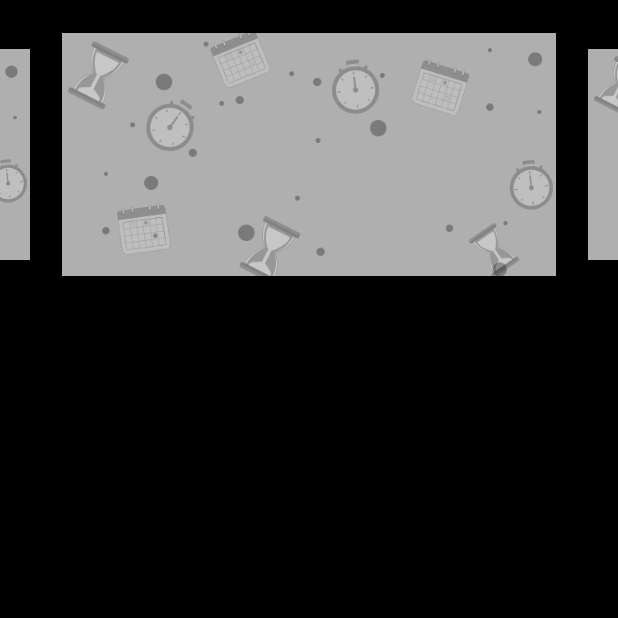
After one commit to MostafaKhalile/Mobile, a Flutter app: the BranchProfile screen opened by its route, on a phone screen of 412 x 824 dp, the top half of it. The commit adds this screen. Run offline on Flutter 3.47's test engine with Material 2 defaults, Android fonts, the phone set to English and light mode, and no system bars; drawn by our look-alikes of carousel_slider; our stand-ins replace bloc, curved_navigation_bar, equatable, flutter_bloc, flutter_svg, material_floating_search_bar and 3 more; missing offline and left inert: flutter_verification_code; accounts and stored records are empty; project files that could hold a hidden picture were left out.

Commit message:
branch gallery slider

```diff
--- a/lib/route_generator.dart
+++ b/lib/route_generator.dart
@@ -2,6 +2,8 @@ import 'package:flutter/cupertino.dart';
 import 'package:flutter/material.dart';
 import 'package:page_transition/page_transition.dart';
 import 'package:techtime/screens/Client/CompanyProfile/company_profile.dart';
+import 'package:techtime/screens/Client/branchProfile/branch_profile.dart';
+import 'package:techtime/widgets/core/gallery_view.dart';
 
 import 'screens/Client/Categories/client_categories_screen.dart';
 import 'screens/Client/CategoryCompanies/category_companies.dart';
@@ -73,6 +75,16 @@ class RouteGenerator {
             company: args,
           ),
         );
+      case BranchProfile.routeName:
+        return CupertinoPageRoute(
+          fullscreenDialog: true,
+          builder: (_) => BranchProfile(),
+        );
+      case GalleryView.routeName:
+        return CupertinoPageRoute(
+          fullscreenDialog: true,
+          builder: (_) => GalleryView(),
+        );
 
       default:
         // If there is no such named route in the switch statement, e.g. /third
--- a/lib/screens/Client/CompanyProfile/company_profile.dart
+++ b/lib/screens/Client/CompanyProfile/company_profile.dart
@@ -6,6 +6,7 @@ import 'package:techtime/Helpers/APIUrls.dart';
 import 'package:techtime/Helpers/app_consts.dart';
 import 'package:techtime/Helpers/colors.dart';
 import 'package:techtime/models/client/company.dart';
+import 'package:techtime/screens/Client/branchProfile/branch_profile.dart';
 import 'package:techtime/widgets/core/vertical_gab.dart';
 
 import 'components/branch_list_tile.dart';
@@ -61,7 +62,8 @@ class _CompanyProfileState extends State<CompanyProfile> {
                             itemCount: state.companyBranches.length,
                             itemBuilder: (context, i) => BranchListTile(
                               branche: state.companyBranches[i],
-                              onTap: () {},
+                              onTap: () => Navigator.pushNamed(
+                                  context, BranchProfile.routeName),
                             ),
                           ),
                         );
--- /dev/null
+++ b/lib/screens/Client/branchProfile/branch_profile.dart
@@ -0,0 +1,40 @@
+import 'package:carousel_slider/carousel_slider.dart';
+import 'package:flutter/material.dart';
+import 'package:techtime/Helpers/app_consts.dart';
+import 'package:techtime/widgets/core/gallery_view.dart';
+
+class BranchProfile extends StatelessWidget {
+  static const String routeName = "/branch_profile";
+  @override
+  Widget build(BuildContext context) {
+    return Scaffold(
+      body: SizedBox(
+          width: double.infinity,
+          child: Column(
+            children: <Widget>[
+              CarouselSlider(
+                options: CarouselOptions(
+                  autoPlay: true,
+                  aspectRatio: 2.0,
+                  enlargeCenterPage: true,
+                ),
+                items: [
+                  InkWell(
+                      onTap: () =>
+                          Navigator.pushNamed(context, GalleryView.routeName),
+                      child: Image.asset(KPlaceHolderCover)),
+                  InkWell(
+                      onTap: () =>
+                          Navigator.pushNamed(context, GalleryView.routeName),
+                      child: Image.asset(KPlaceHolderCover)),
+                  InkWell(
+                      onTap: () =>
+                          Navigator.pushNamed(context, GalleryView.routeName),
+                      child: Image.asset(KPlaceHolderCover)),
+                ],
+              ),
+            ],
+          )),
+    );
+  }
+}
```
Also changed, not shown: lib/widgets/core/gallery_view.dart (added, +41 -0 lines).
